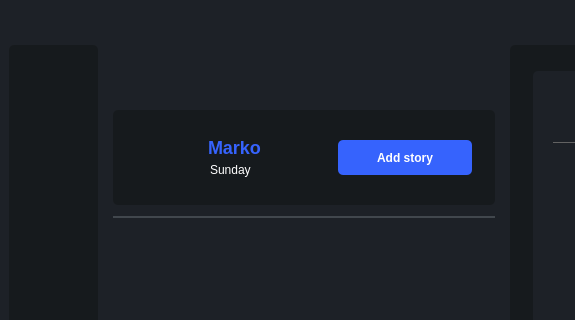
The window that mainwindow.ui (MarkoSami/ChatVibes) describes before a commit, drawn with Qt 5; both pictures show x 0 to 575 and y 0 to 320 of the 1225 by 619 pixel window.
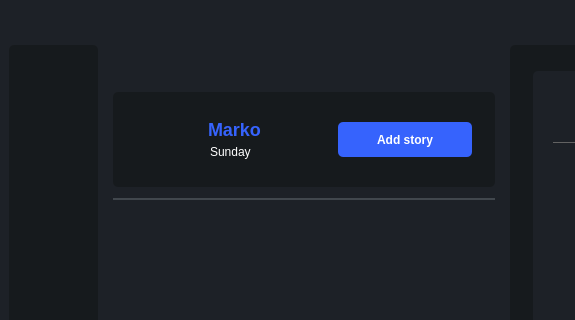
The same window after the commit. The open tabs and pages were chosen to show the change. Icons and pictures are not drawn.

Patch:
```diff
--- a/mainwindow.ui
+++ b/mainwindow.ui
@@ -854,7 +854,25 @@
             <verstretch>0</verstretch>
            </sizepolicy>
           </property>
+          <property name="styleSheet">
+           <string notr="true">#backBtnGBX{
+	padding:0;
+	margin:0
+}</string>
+          </property>
           <layout class="QHBoxLayout" name="horizontalLayout_8">
+           <property name="leftMargin">
+            <number>0</number>
+           </property>
+           <property name="topMargin">
+            <number>0</number>
+           </property>
+           <property name="rightMargin">
+            <number>0</number>
+           </property>
+           <property name="bottomMargin">
+            <number>0</number>
+           </property>
            <item>
             <widget class="QPushButton" name="pushButton_9">
              <property name="sizePolicy">
@@ -1123,7 +1141,7 @@
              <x>0</x>
              <y>0</y>
              <width>378</width>
-             <height>381</height>
+             <height>383</height>
             </rect>
            </property>
            <layout class="QVBoxLayout" name="verticalLayout_18">
```
Left out of the diff: 4 changed lines with no effect on the pictures.
